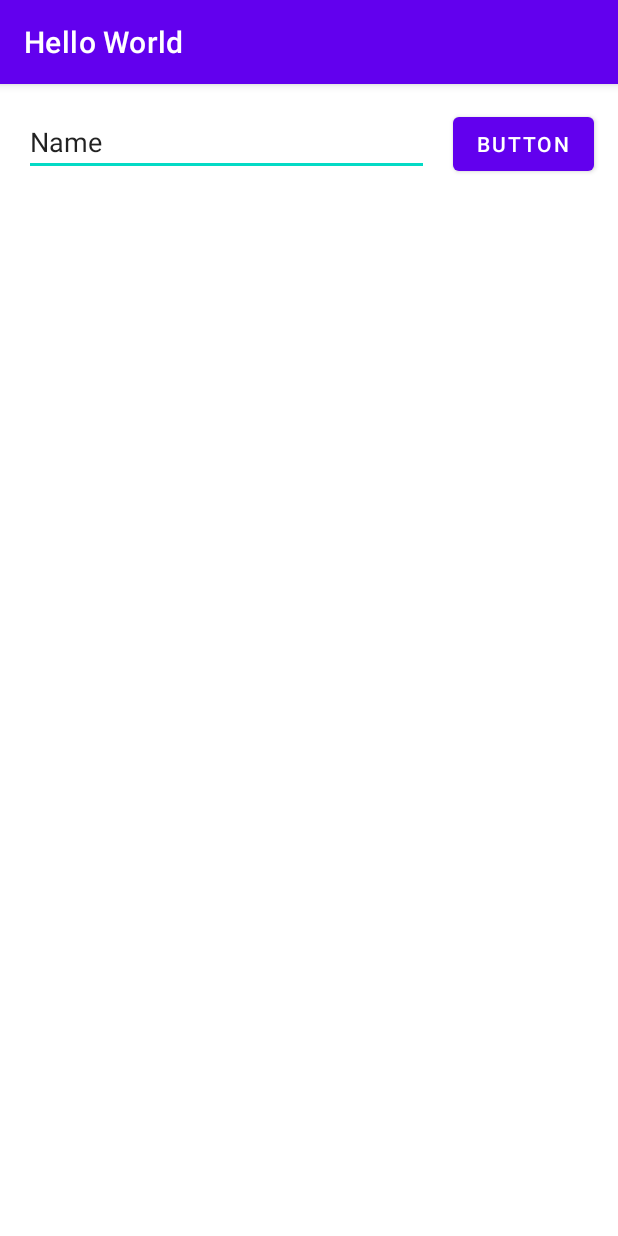
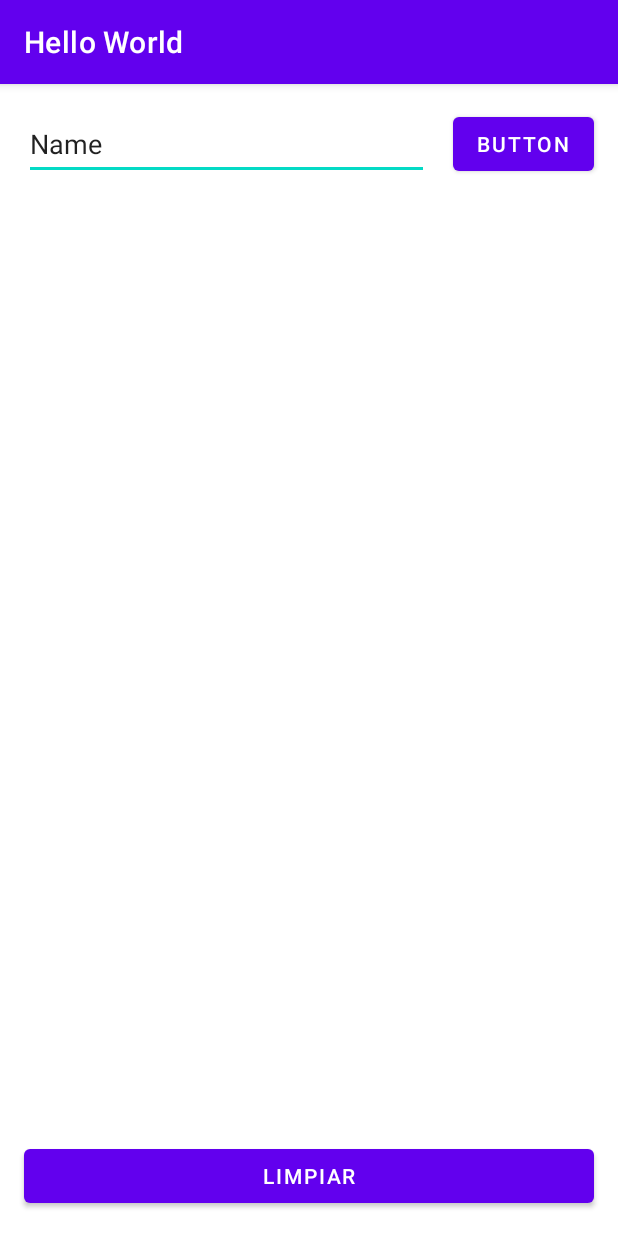
Before and after one commit to brunocu/super-duper-fiesta, an Android app: the screen it shows after launch (MainActivity), on a phone screen of 412 x 824 dp. Run offline under Robolectric (Android 15) with nearby library versions, the phone set to English and light mode, and no system bars.

Commit message:
Clear Button

```diff
--- a/app/src/main/java/io/github/brunocu/helloworld/MainActivity.kt
+++ b/app/src/main/java/io/github/brunocu/helloworld/MainActivity.kt
@@ -22,6 +22,7 @@ class MainActivity : AppCompatActivity() {
 
         val userInput = findViewById<EditText>(R.id.editText)
         val button = findViewById<Button>(R.id.button)
+        val clearButton = findViewById<Button>(R.id.clearButton)
         textView = findViewById<TextView>(R.id.textView)
 
         textView?.text = ""
@@ -34,6 +35,8 @@ class MainActivity : AppCompatActivity() {
                 userInput.text.clear()
             }
         })
+
+        clearButton?.setOnClickListener { textView?.text = "" }
     }
 
     override fun onStart() {
--- a/app/src/main/res/layout/activity_main.xml
+++ b/app/src/main/res/layout/activity_main.xml
@@ -14,6 +14,7 @@
         android:layout_marginEnd="16dp"
         android:ems="10"
         android:inputType="textPersonName"
+        android:minHeight="48dp"
         android:text="Name"
         app:layout_constraintEnd_toStartOf="@+id/button"
         app:layout_constraintStart_toStartOf="parent"
@@ -39,10 +40,21 @@
         android:layout_marginBottom="16dp"
         android:scrollbars="vertical"
         android:text="TextView"
-        app:layout_constraintBottom_toBottomOf="parent"
+        app:layout_constraintBottom_toTopOf="@+id/clearButton"
         app:layout_constraintEnd_toEndOf="parent"
         app:layout_constraintStart_toStartOf="parent"
         app:layout_constraintTop_toBottomOf="@+id/editText"
-        app:layout_constraintVertical_bias="0.0"
         tools:text="@tools:sample/lorem/random[15]" />
+
+    <Button
+        android:id="@+id/clearButton"
+        android:layout_width="0dp"
+        android:layout_height="wrap_content"
+        android:layout_marginStart="16dp"
+        android:layout_marginEnd="16dp"
+        android:layout_marginBottom="16dp"
+        android:text="Limpiar"
+        app:layout_constraintBottom_toBottomOf="parent"
+        app:layout_constraintEnd_toEndOf="parent"
+        app:layout_constraintStart_toStartOf="parent" />
 </androidx.constraintlayout.widget.ConstraintLayout>
```
